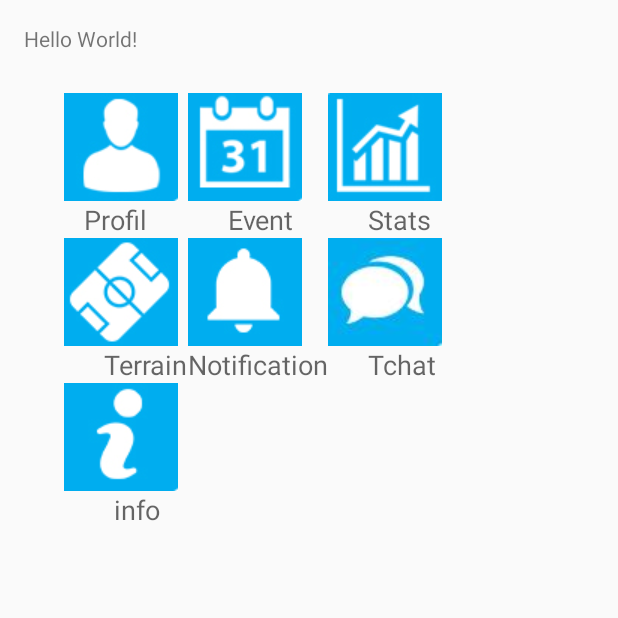
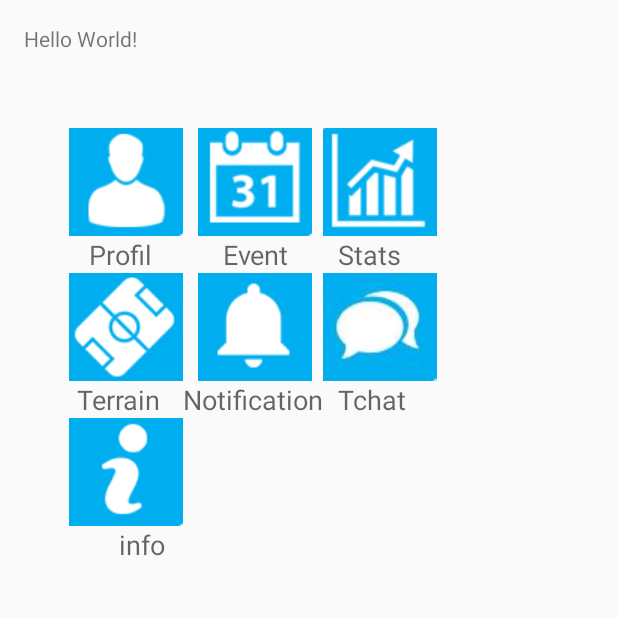
Before and after one commit to SharafGabel/SoccerConnected, an Android app: the MenuApp screen opened directly, with no data from a screen before it, on a phone screen of 412 x 824 dp, the top half of it. Run offline under Robolectric (Android 15) with nearby library versions, the phone set to English and light mode, and no system bars.

Commit message:
Recentrage des images

```diff
--- a/app/src/main/res/layout/activity_main.xml
+++ b/app/src/main/res/layout/activity_main.xml
@@ -10,11 +10,11 @@
         android:layout_width="match_parent"
         android:layout_height="match_parent"
         android:layout_below="@+id/textView2"
-        android:layout_toEndOf="@+id/textView2"
         android:layout_alignParentLeft="true"
         android:layout_alignParentStart="true"
-        android:layout_marginLeft="40px"
-        android:layout_marginTop="40px">
+        android:layout_marginTop="50dp"
+        android:layout_marginBottom="20dp"
+        android:layout_marginLeft="30dp">
 
         <ImageButton
             android:layout_width="wrap_content"
@@ -40,19 +40,8 @@
             android:layout_alignParentStart="true"
             android:layout_row="0"
             android:layout_column="1"
-            android:background="@android:color/transparent" />
-
-        <ImageButton
-            android:layout_width="wrap_content"
-            android:layout_height="wrap_content"
-            android:id="@+id/imageButton3"
-            android:contentDescription="image1"
-            android:src="@drawable/stats"
-            android:layout_alignTop="@+id/imageButton"
-            android:layout_centerHorizontal="true"
-            android:layout_row="0"
-            android:layout_column="2"
-            android:background="@android:color/transparent" />
+            android:background="@android:color/transparent"
+            android:layout_marginLeft="10dp" />
 
         <TextView
             android:layout_width="wrap_content"
@@ -83,7 +72,7 @@
             android:id="@+id/textView7"
             android:layout_row="1"
             android:layout_column="2"
-            android:layout_marginLeft="40px" />
+            android:layout_marginLeft="10dp" />
 
         <ImageButton
             android:layout_width="wrap_content"
@@ -107,7 +96,8 @@
             android:layout_centerHorizontal="true"
             android:layout_row="2"
             android:layout_column="1"
-            android:background="@android:color/transparent" />
+            android:background="@android:color/transparent"
+            android:layout_marginLeft="10dp" />
 
         <ImageButton
             android:layout_width="wrap_content"
@@ -129,7 +119,7 @@
             android:id="@+id/textView5"
             android:layout_row="3"
             android:layout_column="0"
-            android:layout_marginLeft="40px" />
+            android:layout_marginLeft="5dp" />
 
         <TextView
             android:layout_width="wrap_content"
@@ -148,7 +138,7 @@
             android:id="@+id/textView9"
             android:layout_row="3"
             android:layout_column="2"
-            android:layout_marginLeft="40px" />
+            android:layout_marginLeft="10dp" />
 
         <ImageButton
             android:layout_width="wrap_content"
@@ -172,6 +162,18 @@
             android:layout_column="0"
             android:layout_marginLeft="50px" />
 
+        <ImageButton
+            android:layout_width="wrap_content"
+            android:layout_height="wrap_content"
+            android:id="@+id/imageButton3"
+            android:contentDescription="image1"
+            android:src="@drawable/stats"
+            android:layout_alignTop="@+id/imageButton"
+            android:layout_centerHorizontal="true"
+            android:layout_row="0"
+            android:layout_column="2"
+            android:background="@android:color/transparent" />
+
     </GridLayout>
 
     <TextView android:text="Hello World!" android:layout_width="wrap_content"
```
